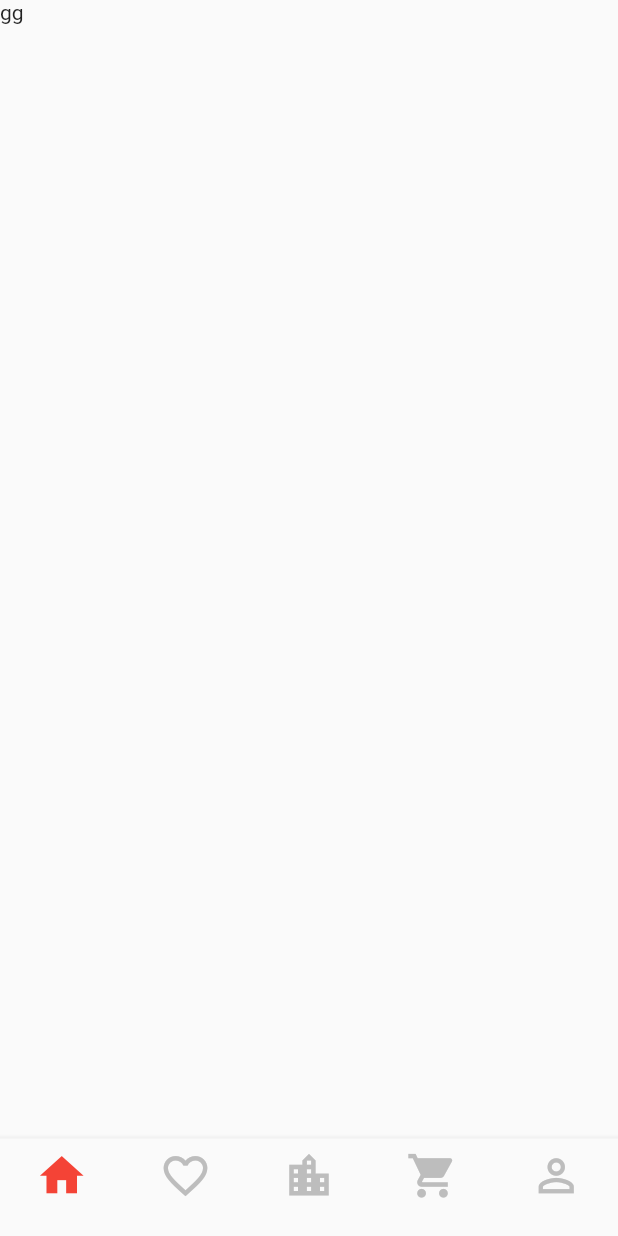
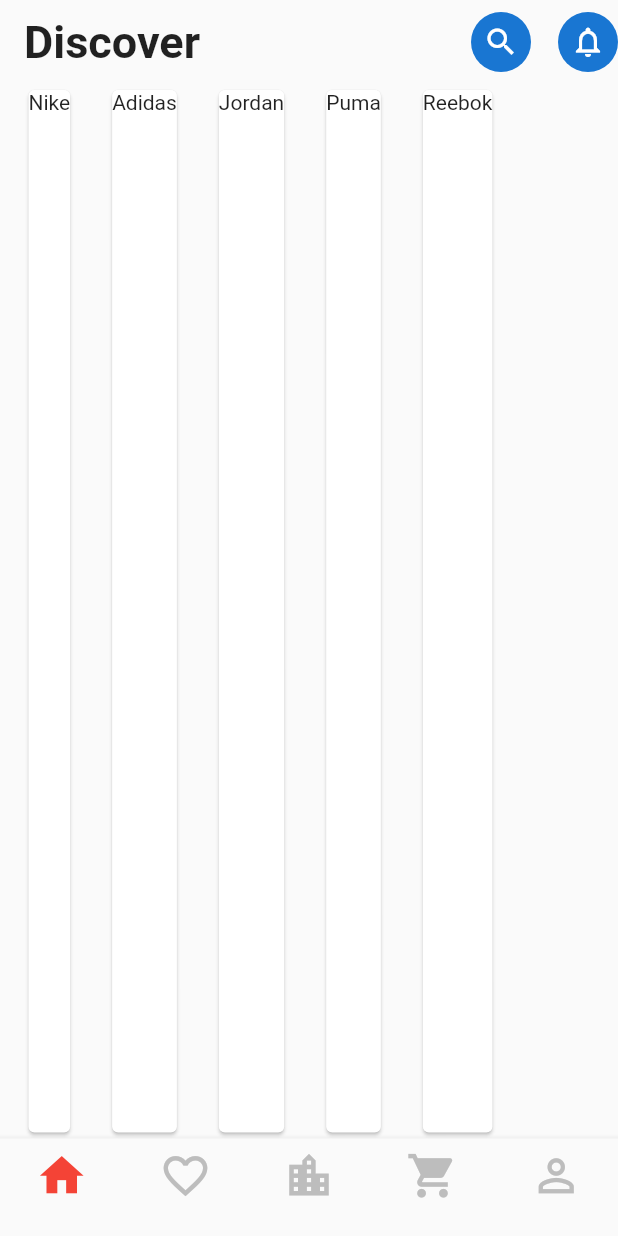
Before and after one commit to bringbackthedog/shoe_store_app, a Flutter app: the screen it shows after launch, on a phone screen of 412 x 824 dp. Run offline on Flutter 3.47's test engine with Material 2 defaults, Android fonts, the phone set to English and light mode, and no system bars; our stand-ins replace google_fonts.

Commit message:
broke some...

```diff
--- a/lib/main.dart
+++ b/lib/main.dart
@@ -1,18 +1,82 @@
 import 'package:flutter/material.dart';
+import 'package:google_fonts/google_fonts.dart';
+
+const brands = [
+  'Nike',
+  'Adidas',
+  'Jordan',
+  'Puma',
+  'Reebok',
+  'Timberland',
+  'Vans',
+  'Converse'
+];
 
 void main() {
-  runApp(MaterialApp(
-    home: MyApp(),
-  ));
+  runApp(MyApp());
 }
 
 class MyApp extends StatelessWidget {
   @override
   Widget build(BuildContext context) {
-    return (Scaffold(
-      bottomNavigationBar: buildBottomNavigationBar(),
-      body: Text('gg'),
-    ));
+    return MaterialApp(
+      // final size = MediaQuery.of(context).size;
+      home: Scaffold(
+        appBar: buildAppBar(context),
+        bottomNavigationBar: buildBottomNavigationBar(),
+        body: SizedBox.expand(
+          child: LayoutBuilder(
+            builder: (context, constraints) {
+              return Padding(
+                padding: EdgeInsets.symmetric(
+                  horizontal: 15.0,
+                  vertical: 0.0,
+                ),
+                child: Column(
+                  children: [
+                    Container(
+                      // width: constraints.maxWidth,
+                      height: constraints.maxHeight,
+                      // height: size.height * 0.2,
+                      child: ListView.builder(
+                          scrollDirection: Axis.horizontal,
+                          itemCount: 5,
+                          itemBuilder: (context, index) {
+                            return Padding(
+                              padding: const EdgeInsets.only(right: 20.0),
+                              child: Card(
+                                child: Text(brands[index]),
+                              ),
+                            );
+                          }),
+                    )
+                  ],
+                ),
+              );
+            },
+          ),
+        ),
+      ),
+    );
+  }
+
+  AppBar buildAppBar(BuildContext context) {
+    return AppBar(
+      elevation: 0.0,
+      backgroundColor: Colors.transparent,
+      textTheme: Theme.of(context).textTheme.copyWith(),
+      title: Text(
+        'Discover',
+        style: GoogleFonts.roboto(fontSize: 30, fontWeight: FontWeight.bold),
+      ),
+      actions: [
+        CircleAvatar(child: Icon(Icons.search)),
+        SizedBox(
+          width: 18.0,
+        ),
+        CircleAvatar(child: Icon(Icons.notifications_none)),
+      ],
+    );
   }
 
   BottomNavigationBar buildBottomNavigationBar() {
--- a/pubspec.yaml
+++ b/pubspec.yaml
@@ -28,6 +28,7 @@ dependencies:
   # The following adds the Cupertino Icons font to your application.
   # Use with the CupertinoIcons class for iOS style icons.
   cupertino_icons: ^0.1.3
+  google_fonts: ^1.1.0
 
 dev_dependencies:
   flutter_test:
```
Also changed, not shown: pubspec.lock.
